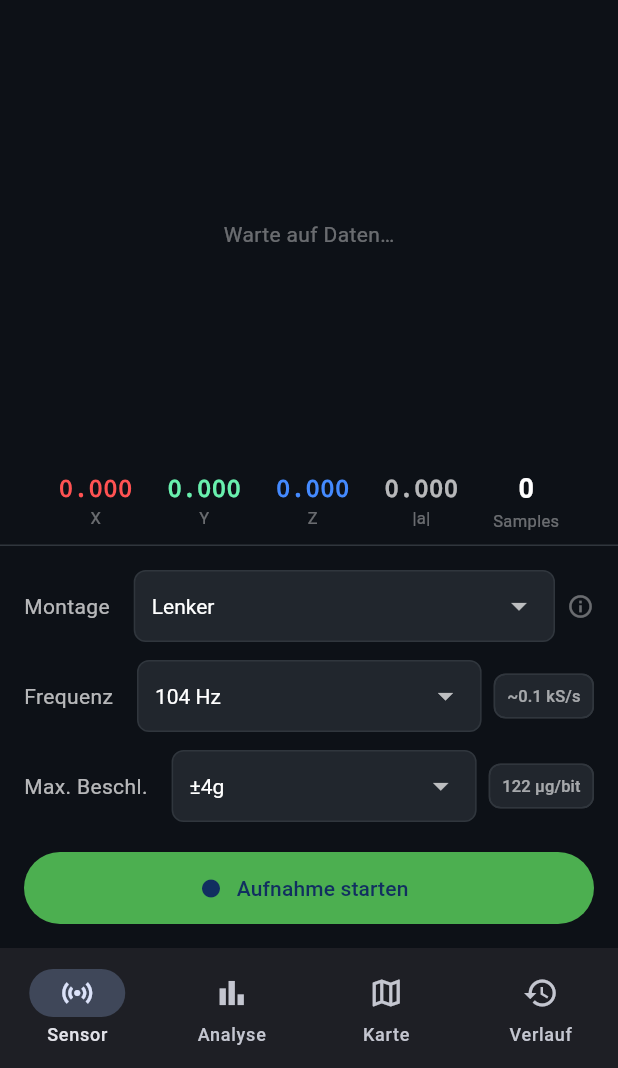
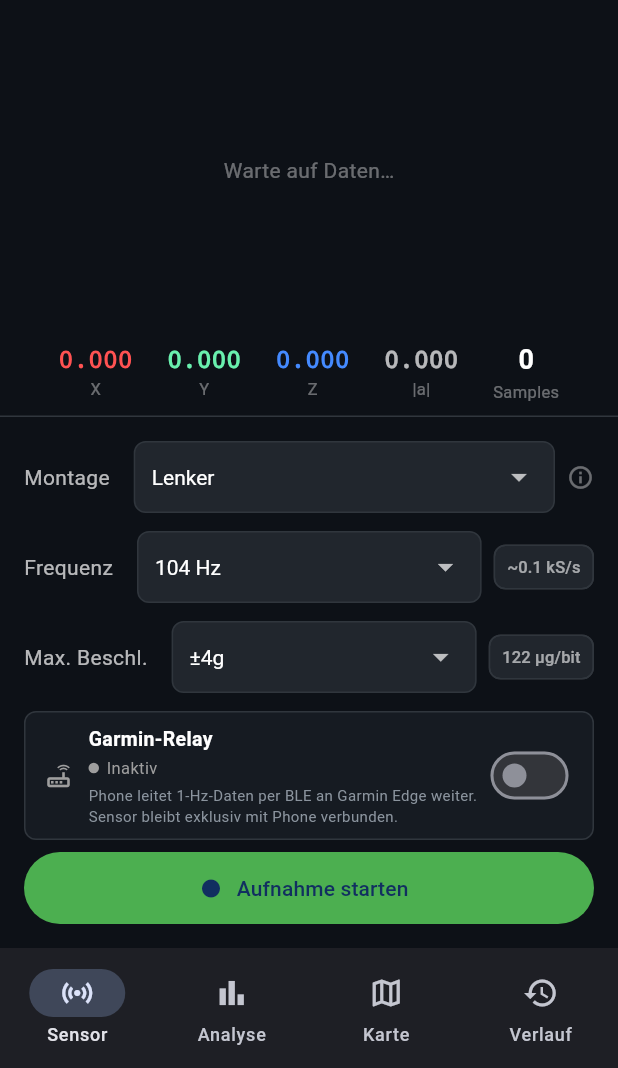
Before and after one commit to nitroklaus-bae/surface-sense, a Flutter app: the screen it shows once a user with an empty profile is signed in, after a tap on "Gerät suchen", after a tap on "Test-Modus (Handy-IMU)", on a phone screen of 412 x 824 dp, the part 168-1236 px from its top. Run offline on Flutter 3.47's test engine with Material 3 defaults, Android fonts, the phone set to English and light mode, and no system bars; our stand-ins replace fl_chart, flutter_blue_plus, flutter_map, geolocator, latlong2, permission_handler and 3 more; missing offline and left inert: bluetooth_low_energy, flutter_foreground_task; accounts and stored records are empty.

Commit message:
feat: Garmin-Relay auch im Test-Modus anzeigen

```diff
--- a/app/lib/screens/sensor_screen.dart
+++ b/app/lib/screens/sensor_screen.dart
@@ -300,16 +300,15 @@ class _SensorScreenState extends State<SensorScreen> {
                 const SizedBox(height: 8),
                 _OrientCalibrationRow(prov: prov),
                 const SizedBox(height: 8),
-                // Garmin-Relay
-                _RelayRow(prov: prov),
-                const SizedBox(height: 8),
                 // Temperaturanzeige (nur wenn Firmware v6 → tempChar vorhanden)
                 if (!prov.imuTemperatureC.isNaN)
                   _TempRow(tempC: prov.imuTemperatureC),
                 if (!prov.imuTemperatureC.isNaN)
                   const SizedBox(height: 8),
-              ] else
-                const SizedBox(height: 8),
+              ],
+              // Garmin-Relay (BLE- und Test-Modus)
+              _RelayRow(prov: prov),
+              const SizedBox(height: 8),
               // Start / Stop
               Row(
                 children: [
```
